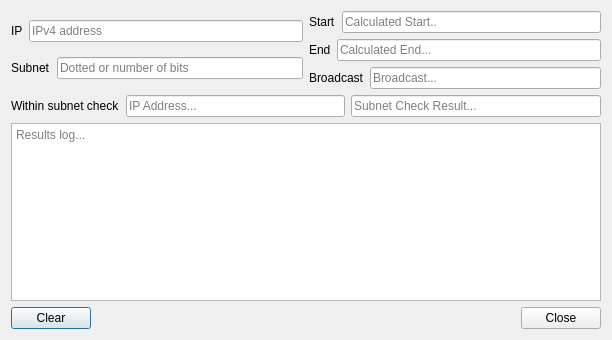
Above: src/subnetcalc.ui from dannagle/PacketSender before the change. Below: the same form after it.
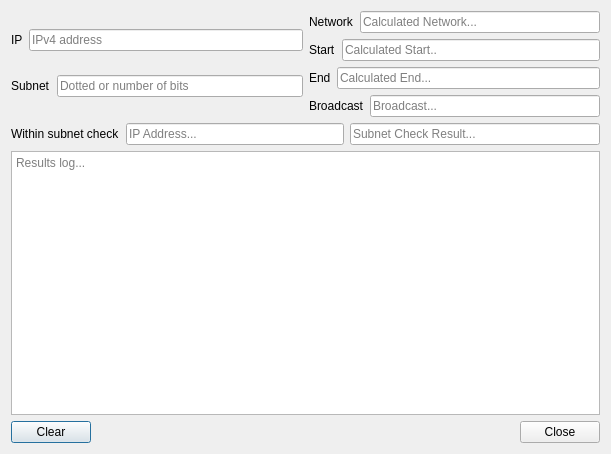
That is the form after the change.

Commit message: #392. Display network address in subnet calculator.

```diff
--- a/src/subnetcalc.ui
+++ b/src/subnetcalc.ui
@@ -6,8 +6,8 @@
    <rect>
     <x>0</x>
     <y>0</y>
-    <width>612</width>
-    <height>340</height>
+    <width>611</width>
+    <height>454</height>
    </rect>
   </property>
   <property name="windowTitle">
@@ -58,6 +58,24 @@
      </item>
      <item>
       <layout class="QVBoxLayout" name="verticalLayout_2">
+       <item>
+        <layout class="QHBoxLayout" name="horizontalLayout_9">
+         <item>
+          <widget class="QLabel" name="label_7">
+           <property name="text">
+            <string>Network</string>
+           </property>
+          </widget>
+         </item>
+         <item>
+          <widget class="QLineEdit" name="networkEdit">
+           <property name="placeholderText">
+            <string>Calculated Network...</string>
+           </property>
+          </widget>
+         </item>
+        </layout>
+       </item>
        <item>
         <layout class="QHBoxLayout" name="horizontalLayout">
          <item>
```
Left out of the diff: 6 changed lines with no effect on the pictures. The commit also changes 1 other file.
